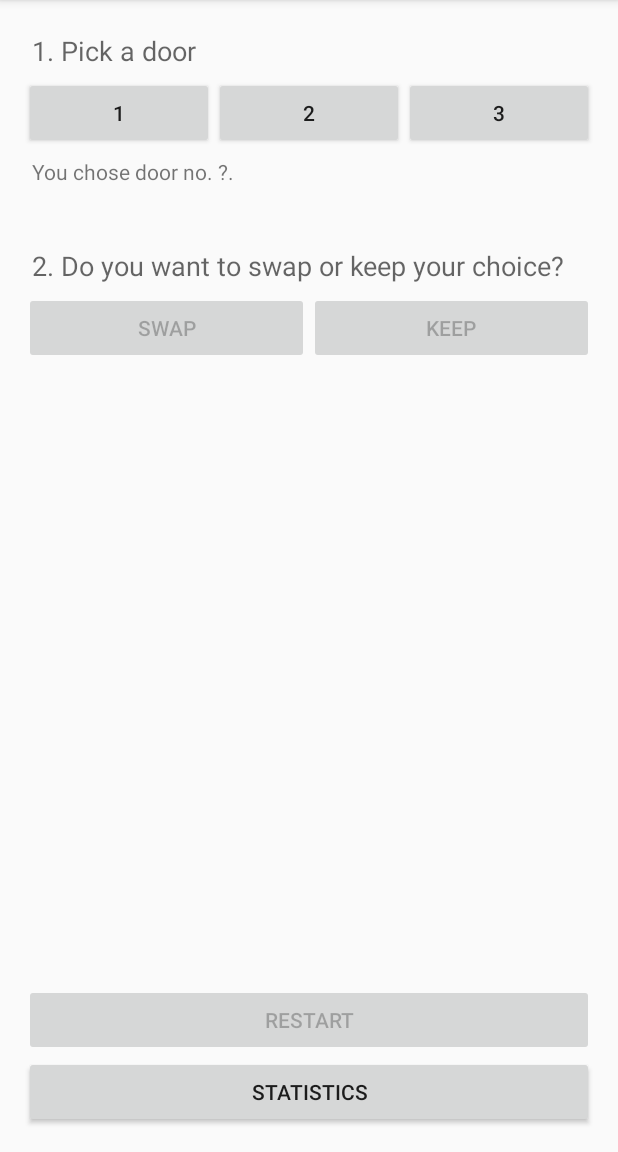
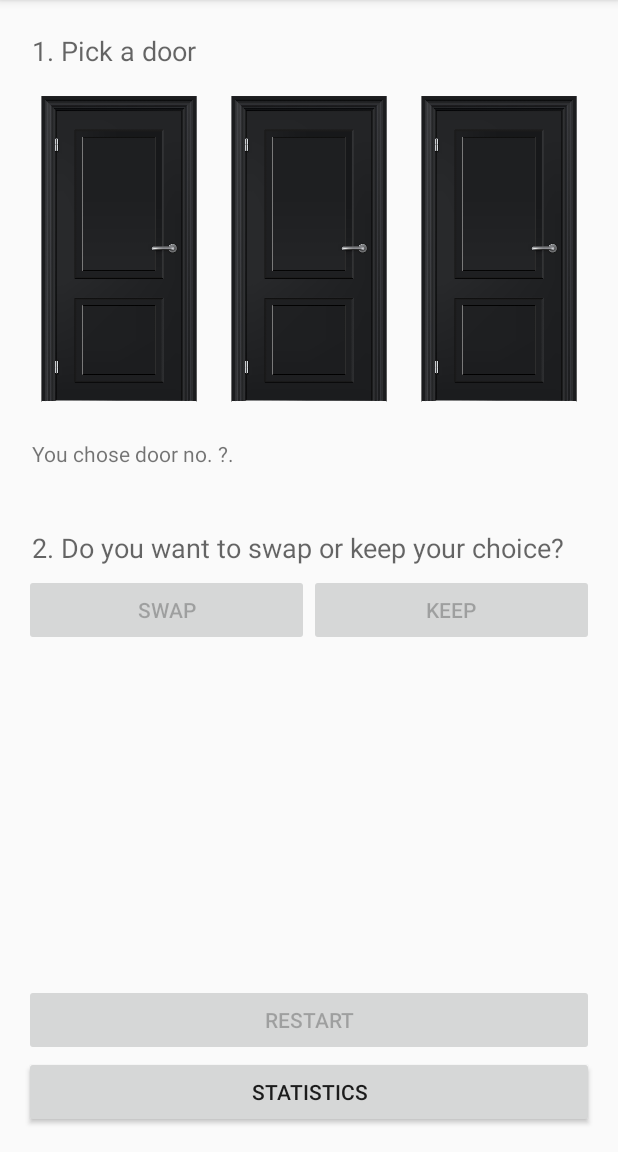
Before and after one commit to difusal/monty-hall-problem, an Android app: the screen it shows after launch (MainActivity), on a phone screen of 412 x 824 dp, the part 84-1236 px from its top. Run offline under Robolectric (Android 15) with nearby library versions, the phone set to English and light mode, and no system bars.

Commit message:
Added images. Need to make doors open when pressed

```diff
--- a/MontyHallProblem/Monty Hall Problem/src/main/AndroidManifest.xml
+++ b/MontyHallProblem/Monty Hall Problem/src/main/AndroidManifest.xml
@@ -17,7 +17,7 @@
             </intent-filter>
         </activity>
         <activity
-            android:name=".StatisticsActivity"
+            android:name="com.difusal.montyhallproblem.StatisticsActivity"
             android:label="@string/title_activity_display_statistics"
             android:parentActivityName="com.difusal.montyhallproblem.MainActivity" >
             <meta-data
--- a/MontyHallProblem/Monty Hall Problem/src/main/res/layout/activity_main.xml
+++ b/MontyHallProblem/Monty Hall Problem/src/main/res/layout/activity_main.xml
@@ -7,6 +7,18 @@
     android:paddingRight="@dimen/activity_horizontal_margin"
     android:paddingTop="@dimen/activity_vertical_margin"
     tools:context="com.difusal.montyhallproblem.MainActivity">
+
+    <ScrollView
+        android:id="@+id/scrollView"
+        android:layout_width="match_parent"
+        android:layout_height="match_parent"
+        android:layout_above="@+id/button_restart"
+        android:layout_alignParentTop="true"
+        android:layout_centerHorizontal="true">
+
+        <RelativeLayout
+            android:layout_width="fill_parent"
+            android:layout_height="wrap_content">
 
             <RelativeLayout
                 android:id="@+id/step_1"
@@ -31,34 +43,38 @@
                     android:id="@+id/doors"
                     android:layout_width="match_parent"
                     android:layout_height="wrap_content"
-            android:layout_alignParentEnd="true"
-            android:layout_alignParentRight="true"
                     android:layout_below="@+id/label_choose_door"
                     android:orientation="horizontal">
 
-            <Button
+                    <ImageView
                         android:id="@+id/door1"
                         android:layout_width="wrap_content"
                         android:layout_height="wrap_content"
                         android:layout_weight="1"
+                        android:adjustViewBounds="true"
+                        android:contentDescription="@string/door_image"
                         android:onClick="door1Selected"
-                android:text="1" />
+                        android:src="@drawable/closed_door" />
 
-            <Button
+                    <ImageView
                         android:id="@+id/door2"
                         android:layout_width="wrap_content"
                         android:layout_height="wrap_content"
                         android:layout_weight="1"
+                        android:adjustViewBounds="true"
+                        android:contentDescription="@string/door_image"
                         android:onClick="door2Selected"
-                android:text="2" />
+                        android:src="@drawable/closed_door" />
 
-            <Button
+                    <ImageView
                         android:id="@+id/door3"
                         android:layout_width="wrap_content"
                         android:layout_height="wrap_content"
                         android:layout_weight="1"
+                        android:adjustViewBounds="true"
+                        android:contentDescription="@string/door_image"
                         android:onClick="door3Selected"
-                android:text="3" />
+                        android:src="@drawable/closed_door" />
 
                 </LinearLayout>
 
@@ -153,6 +169,8 @@
                 android:padding="5dp"
                 android:textSize="30dp"
                 android:visibility="invisible" />
+        </RelativeLayout>
+    </ScrollView>
 
     <Button
         android:id="@+id/button_restart"
--- a/MontyHallProblem/Monty Hall Problem/src/main/res/values/strings.xml
+++ b/MontyHallProblem/Monty Hall Problem/src/main/res/values/strings.xml
@@ -3,6 +3,7 @@
     // main activity
     <string name="app_name">Monty Hall Problem</string>
     <string name="label_choose_door">1. Pick a door</string>
+    <string name="door_image">Door image</string>
     <string name="label_chosen_door">You chose door no.</string>
     <string name="label_goat_revelation">A goat is on door no.</string>
     <string name="label_choose_swap_or_keep">2. Do you want to swap or keep your choice?</string>
```
Also changed, not shown: MontyHallProblem/Monty Hall Problem/src/main/res/drawable-hdpi/closed_door.png (added), 10 other files. Lines whose indentation alone changed are shown as unchanged.
